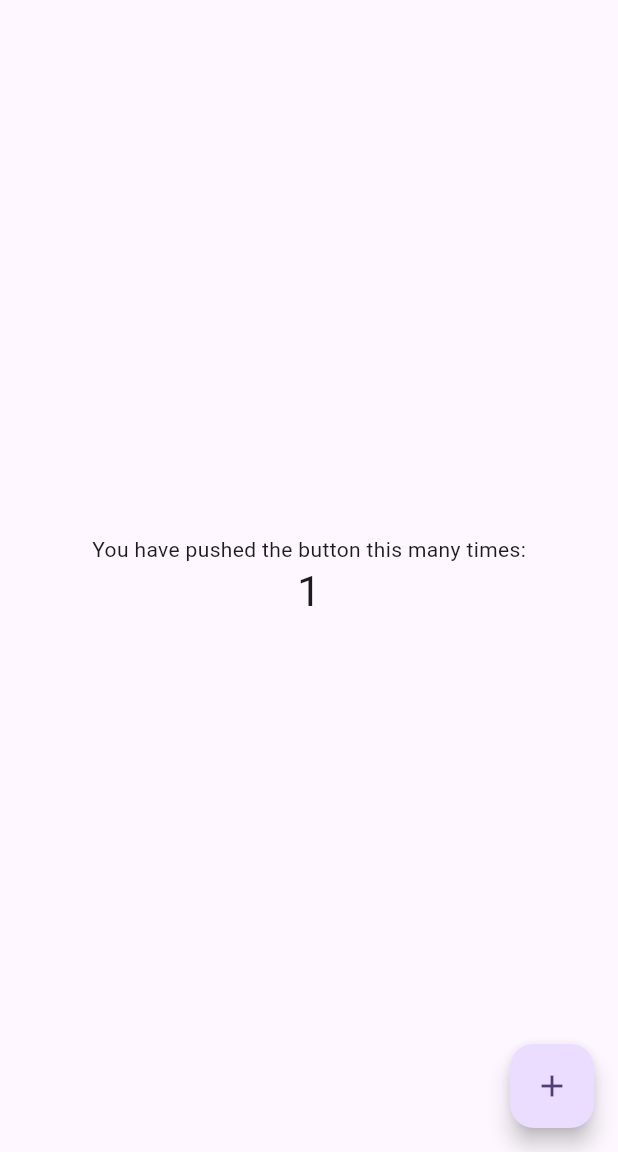
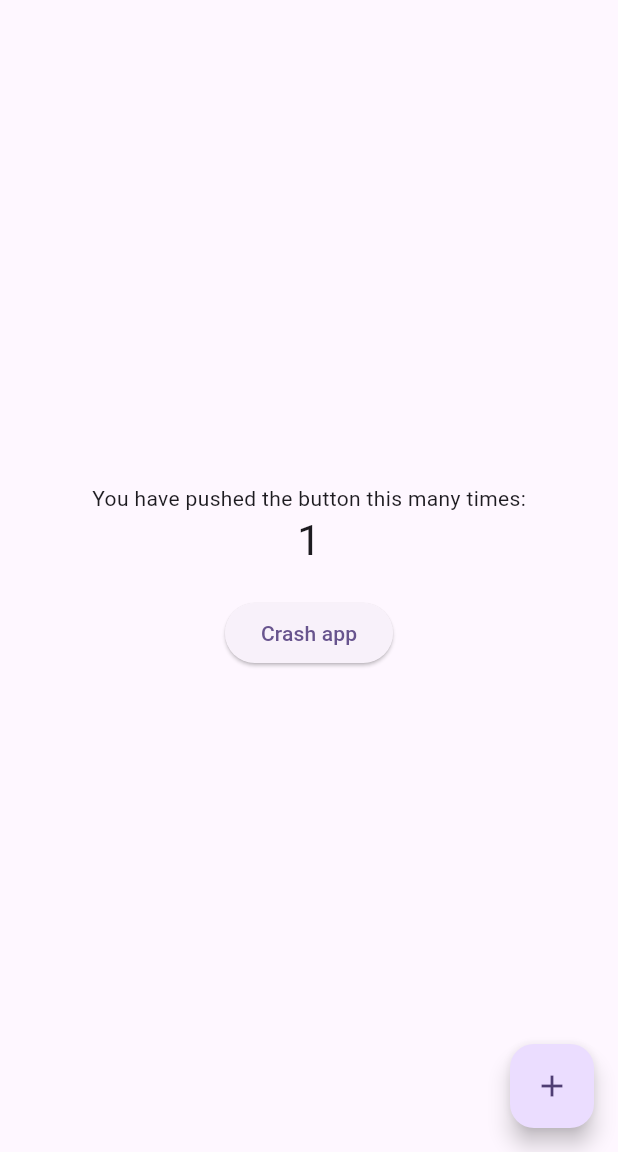
Before and after one commit to KidNeKit/FlavorSandBox, a Flutter app: the screen it shows after launch, after a tap on the "add" icon, on a phone screen of 412 x 824 dp, the part 84-1236 px from its top. Run offline on Flutter 3.47's test engine with Material 3 defaults, Android fonts, the phone set to English and light mode, and no system bars; our stand-ins replace firebase_core, firebase_crashlytics; accounts and stored records are empty.

Commit message:
Added firebase crashlytics to an app

```diff
--- a/lib/main.dart
+++ b/lib/main.dart
@@ -1,6 +1,18 @@
+import 'package:firebase_core/firebase_core.dart';
+import 'package:firebase_crashlytics/firebase_crashlytics.dart';
+import 'package:flutter/foundation.dart';
 import 'package:flutter/material.dart';
 
-void main() {
+void main() async {
+  WidgetsFlutterBinding.ensureInitialized();
+  await Firebase.initializeApp();
+  PlatformDispatcher.instance.onError = (error, stack) {
+    FirebaseCrashlytics.instance.recordError(error, stack);
+    return true;
+  };
+  FlutterError.onError = (details) {
+    FirebaseCrashlytics.instance.recordFlutterError(details);
+  };
   runApp(const MyApp());
 }
 
@@ -112,6 +124,11 @@ class _MyHomePageState extends State<MyHomePage> {
               '$_counter',
               style: Theme.of(context).textTheme.headlineMedium,
             ),
+            SizedBox(height: 20),
+            ElevatedButton(
+              onPressed: () => FirebaseCrashlytics.instance.crash(),
+              child: Text('Crash app'),
+            ),
           ],
         ),
       ),
--- a/pubspec.yaml
+++ b/pubspec.yaml
@@ -34,6 +34,8 @@ dependencies:
   # The following adds the Cupertino Icons font to your application.
   # Use with the CupertinoIcons class for iOS style icons.
   cupertino_icons: ^1.0.8
+  firebase_core: ^3.11.0
+  firebase_crashlytics: ^4.3.2
 
 dev_dependencies:
   flutter_test:
```
Also changed, not shown: pubspec.lock, 5 other files.
